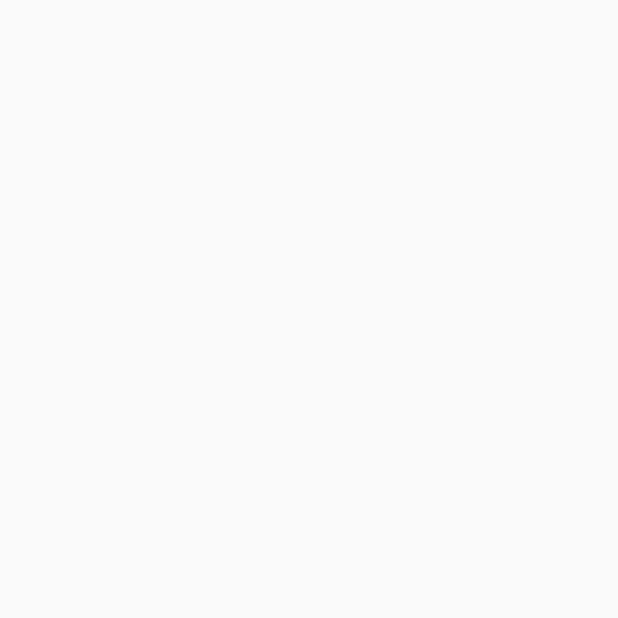
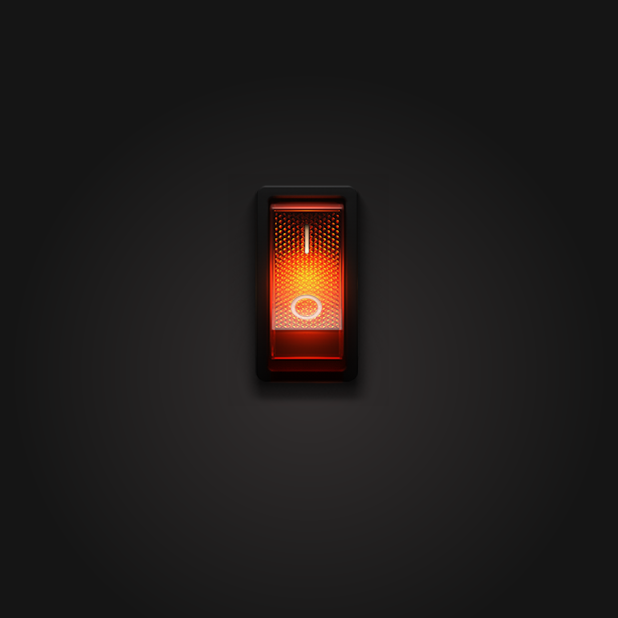
Before and after one commit to rasikag/FlashLight, an Android app: the screen it shows after launch (FlashLightActivity), on a phone screen of 412 x 824 dp, the top half of it. Before the commit the part shown is empty. Run offline under Robolectric (Android 15) with nearby library versions, the phone set to English and light mode, and no system bars.

Commit message:
completed with basic functions

```diff
--- a/app/src/main/java/com/rasikag/androidflashlight/FlashLightActivity.java
+++ b/app/src/main/java/com/rasikag/androidflashlight/FlashLightActivity.java
@@ -1,52 +1,166 @@
 package com.rasikag.androidflashlight;
 
+import android.app.AlertDialog;
+import android.content.DialogInterface;
+import android.content.pm.PackageManager;
+import android.hardware.Camera;
+import android.media.MediaPlayer;
 import android.os.Bundle;
-import android.support.design.widget.FloatingActionButton;
-import android.support.design.widget.Snackbar;
 import android.support.v7.app.AppCompatActivity;
-import android.support.v7.widget.Toolbar;
+import android.util.Log;
 import android.view.View;
-import android.view.Menu;
-import android.view.MenuItem;
+import android.widget.ImageButton;
 
 public class FlashLightActivity extends AppCompatActivity {
+
+    private ImageButton mSwich;
+    private boolean isFlashOn;
+    private boolean isDeviceHasFlas;
+
+
+    private Camera mCamera;
+    private Camera.Parameters mParams;
+    private MediaPlayer mMediaPlayer;
 
     @Override
     protected void onCreate(Bundle savedInstanceState) {
         super.onCreate(savedInstanceState);
         setContentView(R.layout.activity_flash_light);
-        //Toolbar toolbar = (Toolbar) findViewById(R.id.toolbar);
-        //setSupportActionBar(toolbar);
 
-//        FloatingActionButton fab = (FloatingActionButton) findViewById(R.id.fab);
-//        fab.setOnClickListener(new View.OnClickListener() {
-//            @Override
-//            public void onClick(View view) {
-//                Snackbar.make(view, "Replace with your own action", Snackbar.LENGTH_LONG)
-//                        .setAction("Action", null).show();
-//            }
-//        });
+        mSwich = (ImageButton) findViewById(R.id.btnSwitch);
+
+        isDeviceHasFlas = getApplicationContext().getPackageManager()
+                .hasSystemFeature(PackageManager.FEATURE_CAMERA_FLASH);
+
+        if (!isDeviceHasFlas) {
+            AlertDialog alert = new AlertDialog.Builder(FlashLightActivity.this)
+                    .create();
+            alert.setTitle("Error");
+            alert.setMessage("Sorry, your device doesn't support flash light!");
+            alert.setButton("OK", new DialogInterface.OnClickListener() {
+                public void onClick(DialogInterface dialog, int which) {
+                    finish();
+                }
+            });
+            alert.show();
+            return;
+        }
+
+        getCamera();
+
+        toggleButtonImage();
+
+        mSwich.setOnClickListener(new View.OnClickListener() {
+            @Override
+            public void onClick(View v) {
+                if (isFlashOn) {
+                    turnOffFlash();
+                } else {
+                    turnOnFlash();
+                }
+            }
+        });
+
+    }
+
+    private void getCamera() {
+        if (mCamera == null) {
+            try {
+                mCamera = Camera.open();
+                mParams = mCamera.getParameters();
+            } catch (RuntimeException e) {
+                Log.e("Failed to Open. Error: ", e.getMessage());
+            }
+        }
+    }
+
+    private void turnOnFlash() {
+
+        if (!isFlashOn) {
+            if (mCamera == null || mParams == null) {
+                return;
+            }
+            playSound();
+
+            mParams = mCamera.getParameters();
+            mParams.setFlashMode(mParams.FLASH_MODE_TORCH);
+            mCamera.setParameters(mParams);
+            mCamera.startPreview();
+            isFlashOn = true;
+
+            toggleButtonImage();
+        }
+
+    }
+
+    private void turnOffFlash() {
+        if (isFlashOn) {
+            if (mCamera == null || mParams == null) {
+                return;
+            }
+            playSound();
+
+            mParams = mCamera.getParameters();
+            mParams.setFlashMode(mParams.FLASH_MODE_OFF);
+            mCamera.setParameters(mParams);
+            mCamera.stopPreview();
+            isFlashOn = false;
+
+            toggleButtonImage();
+        }
+    }
+
+    private void toggleButtonImage() {
+        if (isFlashOn) {
+            mSwich.setImageResource(R.drawable.btn_switch_on);
+        } else {
+            mSwich.setImageResource(R.drawable.btn_switch_off);
+        }
+    }
+
+    private void playSound() {
+        if (isFlashOn) {
+            mMediaPlayer = MediaPlayer.create(FlashLightActivity.this, R.raw.light_switch_off);
+        } else {
+            mMediaPlayer = MediaPlayer.create(FlashLightActivity.this, R.raw.light_switch_on);
+        }
+        mMediaPlayer.setOnCompletionListener(new MediaPlayer.OnCompletionListener() {
+
+            @Override
+            public void onCompletion(MediaPlayer mp) {
+                mp.release();
+            }
+
+        });
+        mMediaPlayer.start();
     }
 
     @Override
-    public boolean onCreateOptionsMenu(Menu menu) {
-        // Inflate the menu; this adds items to the action bar if it is present.
-        getMenuInflater().inflate(R.menu.menu_flash_light, menu);
-        return true;
+    protected void onPause() {
+        super.onPause();
+        turnOffFlash();
     }
 
     @Override
-    public boolean onOptionsItemSelected(MenuItem item) {
-        // Handle action bar item clicks here. The action bar will
-        // automatically handle clicks on the Home/Up button, so long
-        // as you specify a parent activity in AndroidManifest.xml.
-        int id = item.getItemId();
+    protected void onResume() {
+        super.onResume();
+        if (isDeviceHasFlas) {
+            turnOnFlash();
+        }
+    }
 
-        //noinspection SimplifiableIfStatement
-        if (id == R.id.action_settings) {
-            return true;
+    @Override
+    protected void onStart() {
+        super.onStart();
+        getCamera();
+    }
+
+    @Override
+    protected void onStop() {
+        super.onStop();
+        if (mCamera != null) {
+            mCamera.release();
+            mCamera = null;
         }
-
-        return super.onOptionsItemSelected(item);
     }
 }
--- /dev/null
+++ b/app/src/main/res/drawable-hdpi/radial_background.xml
@@ -0,0 +1,10 @@
+<?xml version="1.0" encoding="UTF-8"?>
+<shape xmlns:android="http://schemas.android.com/apk/res/android">
+    <gradient
+            android:type="radial"
+            android:startColor="#343030"
+            android:endColor="#151515"
+            android:gradientRadius="300"
+            android:angle="270"
+            android:centerY="0.3"/>
+</shape>
--- a/app/src/main/res/layout/content_flash_light.xml
+++ b/app/src/main/res/layout/content_flash_light.xml
@@ -10,7 +10,19 @@
     android:paddingTop="@dimen/activity_vertical_margin"
     app:layout_behavior="@string/appbar_scrolling_view_behavior"
     tools:context="com.rasikag.androidflashlight.FlashLightActivity"
-    tools:showIn="@layout/activity_flash_light">
+    tools:showIn="@layout/activity_flash_light"
+    android:background="@drawable/radial_background">
+
+    <ImageButton
+        android:id="@+id/btnSwitch"
+        android:layout_width="wrap_content"
+        android:layout_height="wrap_content"
+        android:layout_centerHorizontal="true"
+        android:layout_marginTop="100dip"
+        android:src="@drawable/btn_switch_on"
+        android:background="@null"
+        android:contentDescription="@null"
+        />
 
 
 </RelativeLayout>
```
Also changed, not shown: app/src/main/AndroidManifest.xml (+6 -2 lines), app/src/main/res/drawable-hdpi/btn_switch_off.png (added), app/src/main/res/drawable-hdpi/btn_switch_on.png (added), app/src/main/res/drawable-hdpi/ic_launcher.png (added), app/src/main/res/drawable-ldpi/btn_switch_off.png (added), app/src/main/res/drawable-ldpi/btn_switch_on.png (added), app/src/main/res/drawable-ldpi/ic_launcher.png (added), app/src/main/res/drawable-mdpi/btn_switch_off.png (added), app/src/main/res/drawable-mdpi/btn_switch_on.png (added), app/src/main/res/drawable-mdpi/ic_launcher.png (added), app/src/main/res/drawable-xhdpi/ic_launcher.png (added), app/src/main/res/drawable-xxhdpi/ic_launcher.png (added), 2 other files.
